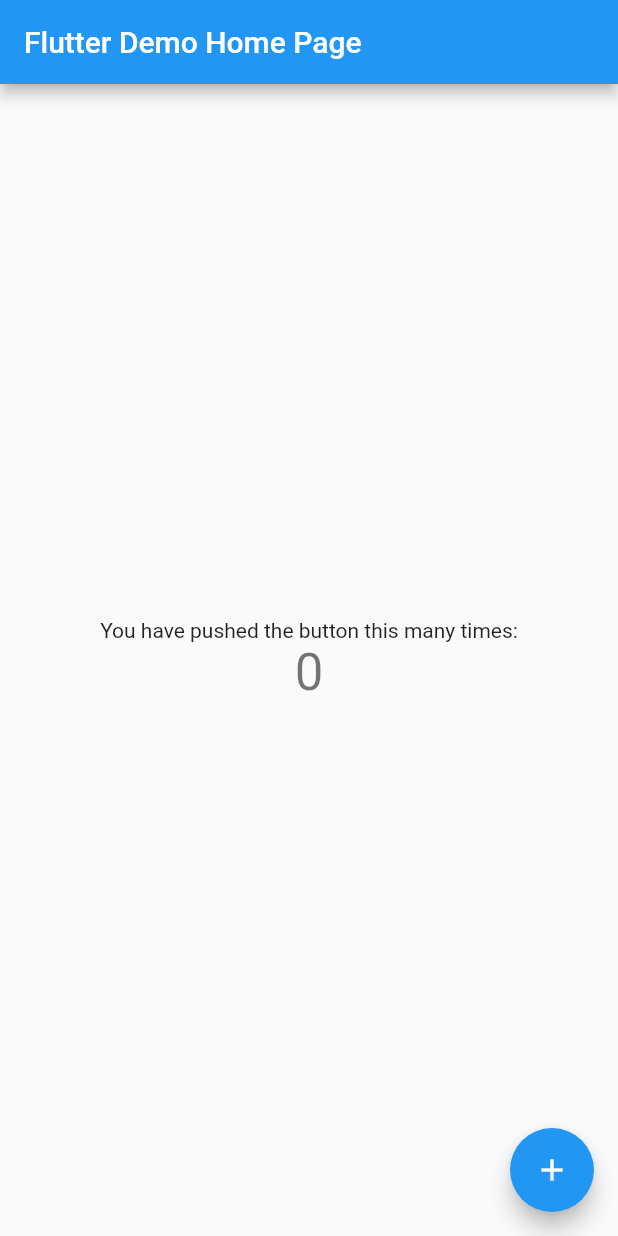
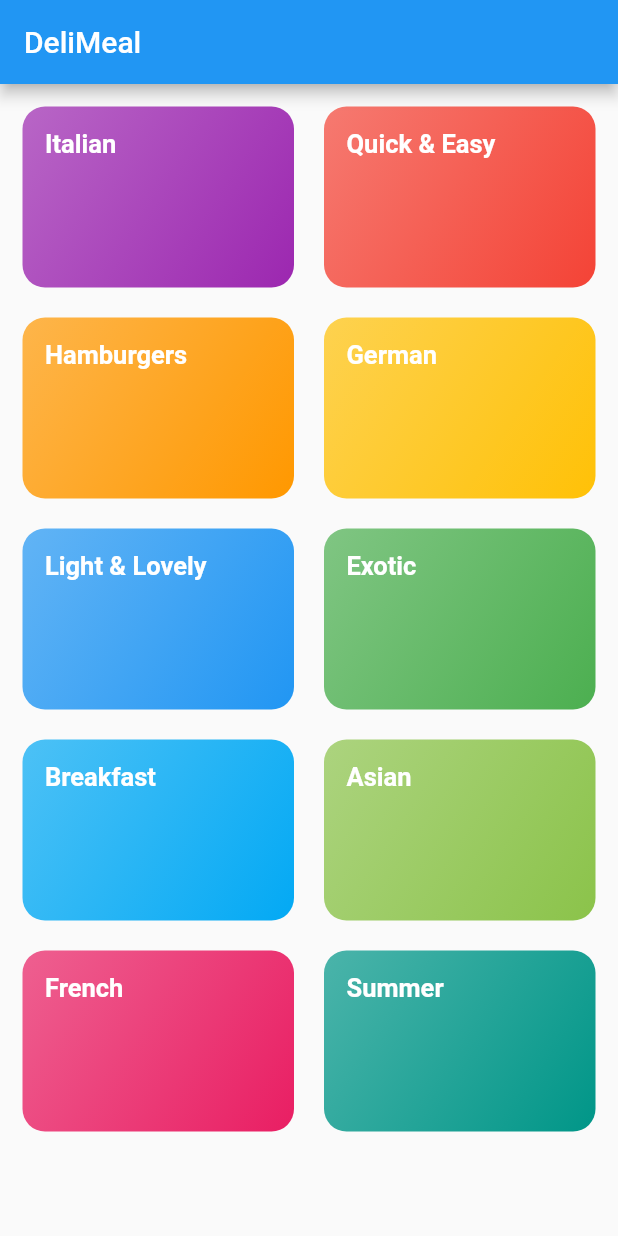
Before and after one commit to rahulok/Meals_app, a Flutter app: the screen it shows after launch, on a phone screen of 412 x 824 dp. Run offline on Flutter 3.47's test engine with Material 2 defaults, Android fonts, the phone set to English and light mode, and no system bars.

Commit message:
Added features and more screens

```diff
--- a/lib/main.dart
+++ b/lib/main.dart
@@ -1,111 +1,17 @@
 import 'package:flutter/material.dart';
+import './screens/categories_screen.dart';
 
 void main() => runApp(MyApp());
 
 class MyApp extends StatelessWidget {
-  // This widget is the root of your application.
   @override
   Widget build(BuildContext context) {
     return MaterialApp(
-      title: 'Flutter Demo',
+      title: 'DeliMeals',
       theme: ThemeData(
-        // This is the theme of your application.
-        //
-        // Try running your application with "flutter run". You'll see the
-        // application has a blue toolbar. Then, without quitting the app, try
-        // changing the primarySwatch below to Colors.green and then invoke
-        // "hot reload" (press "r" in the console where you ran "flutter run",
-        // or simply save your changes to "hot reload" in a Flutter IDE).
-        // Notice that the counter didn't reset back to zero; the application
-        // is not restarted.
         primarySwatch: Colors.blue,
       ),
-      home: MyHomePage(title: 'Flutter Demo Home Page'),
+      home: CategoriesScreen(),
     );
   }
 }
-
-class MyHomePage extends StatefulWidget {
-  MyHomePage({Key key, this.title}) : super(key: key);
-
-  // This widget is the home page of your application. It is stateful, meaning
-  // that it has a State object (defined below) that contains fields that affect
-  // how it looks.
-
-  // This class is the configuration for the state. It holds the values (in this
-  // case the title) provided by the parent (in this case the App widget) and
-  // used by the build method of the State. Fields in a Widget subclass are
-  // always marked "final".
-
-  final String title;
-
-  @override
-  _MyHomePageState createState() => _MyHomePageState();
-}
-
-class _MyHomePageState extends State<MyHomePage> {
-  int _counter = 0;
-
-  void _incrementCounter() {
-    setState(() {
-      // This call to setState tells the Flutter framework that something has
-      // changed in this State, which causes it to rerun the build method below
-      // so that the display can reflect the updated values. If we changed
-      // _counter without calling setState(), then the build method would not be
-      // called again, and so nothing would appear to happen.
-      _counter++;
-    });
-  }
-
-  @override
-  Widget build(BuildContext context) {
-    // This method is rerun every time setState is called, for instance as done
-    // by the _incrementCounter method above.
-    //
-    // The Flutter framework has been optimized to make rerunning build methods
-    // fast, so that you can just rebuild anything that needs updating rather
-    // than having to individually change instances of widgets.
-    return Scaffold(
-      appBar: AppBar(
-        // Here we take the value from the MyHomePage object that was created by
-        // the App.build method, and use it to set our appbar title.
-        title: Text(widget.title),
-      ),
-      body: Center(
-        // Center is a layout widget. It takes a single child and positions it
-        // in the middle of the parent.
-        child: Column(
-          // Column is also a layout widget. It takes a list of children and
-          // arranges them vertically. By default, it sizes itself to fit its
-          // children horizontally, and tries to be as tall as its parent.
-          //
-          // Invoke "debug painting" (press "p" in the console, choose the
-          // "Toggle Debug Paint" action from the Flutter Inspector in Android
-          // Studio, or the "Toggle Debug Paint" command in Visual Studio Code)
-          // to see the wireframe for each widget.
-          //
-          // Column has various properties to control how it sizes itself and
-          // how it positions its children. Here we use mainAxisAlignment to
-          // center the children vertically; the main axis here is the vertical
-          // axis because Columns are vertical (the cross axis would be
-          // horizontal).
-          mainAxisAlignment: MainAxisAlignment.center,
-          children: <Widget>[
-            Text(
-              'You have pushed the button this many times:',
-            ),
-            Text(
-              '$_counter',
-              style: Theme.of(context).textTheme.display1,
-            ),
-          ],
-        ),
-      ),
-      floatingActionButton: FloatingActionButton(
-        onPressed: _incrementCounter,
-        tooltip: 'Increment',
-        child: Icon(Icons.add),
-      ), // This trailing comma makes auto-formatting nicer for build methods.
-    );
-  }
-}
--- /dev/null
+++ b/lib/models/category.dart
@@ -0,0 +1,66 @@
+import 'package:flutter/material.dart';
+
+class Category {
+  final String id;
+  final String title;
+  final Color color;
+
+  const Category({
+    @required this.id,
+    @required this.title,
+    this.color = Colors.orange,
+  });
+}
+
+const DUMMY_CATEGORIES = const [
+  Category(
+    id: 'c1',
+    title: 'Italian',
+    color: Colors.purple,
+  ),
+  Category(
+    id: 'c2',
+    title: 'Quick & Easy',
+    color: Colors.red,
+  ),
+  Category(
+    id: 'c3',
+    title: 'Hamburgers',
+    color: Colors.orange,
+  ),
+  Category(
+    id: 'c4',
+    title: 'German',
+    color: Colors.amber,
+  ),
+  Category(
+    id: 'c5',
+    title: 'Light & Lovely',
+    color: Colors.blue,
+  ),
+  Category(
+    id: 'c6',
+    title: 'Exotic',
+    color: Colors.green,
+  ),
+  Category(
+    id: 'c7',
+    title: 'Breakfast',
+    color: Colors.lightBlue,
+  ),
+  Category(
+    id: 'c8',
+    title: 'Asian',
+    color: Colors.lightGreen,
+  ),
+  Category(
+    id: 'c9',
+    title: 'French',
+    color: Colors.pink,
+  ),
+  Category(
+    id: 'c10',
+    title: 'Summer',
+    color: Colors.teal,
+  ),
+];
--- /dev/null
+++ b/lib/screens/categories_screen.dart
@@ -0,0 +1,26 @@
+import 'package:flutter/material.dart';
+import '../models/category.dart';
+import '../widgets/category_item.dart';
+
+class CategoriesScreen extends StatelessWidget {
+  @override
+  Widget build(BuildContext context) {
+    return Scaffold(
+      appBar: AppBar(
+        title: const Text('DeliMeal'),
+      ),
+      body: GridView(
+        padding: EdgeInsets.all(15),
+        children: DUMMY_CATEGORIES.map((ele) {
+          return CategoryItem(ele.id, ele.title, ele.color);
+        }).toList(),
+        gridDelegate: SliverGridDelegateWithMaxCrossAxisExtent(
+          maxCrossAxisExtent: 200,
+          childAspectRatio: 3 / 2,
+          crossAxisSpacing: 20,
+          mainAxisSpacing: 20,
+        ),
+      ),
+    );
+  }
+}
--- /dev/null
+++ b/lib/widgets/category_item.dart
@@ -0,0 +1,52 @@
+import 'package:flutter/material.dart';
+import '../screens/category_detail_screen.dart';
+
+class CategoryItem extends StatelessWidget {
+  final String id;
+  final String title;
+  final Color color;
+  CategoryItem(this.id, this.title, this.color);
+
+  void changepage(BuildContext ctx) {
+    Navigator.of(ctx).push(
+      MaterialPageRoute(
+        builder: (_) {
+          return Category_detail_screen(id, title);
+        },
+      ),
+    );
+  }
+
+  @override
+  Widget build(BuildContext context) {
+    return InkWell(
+      onTap: () {
+        changepage(context);
+      },
+      onDoubleTap: () {
+        print('Double hua');
+      },
+      splashColor: Colors.blue,
+      borderRadius: BorderRadius.circular(15),
+      child: Container(
+        padding: const EdgeInsets.all(15),
+        child: Text(
+          title,
+          style: TextStyle(
+            color: Colors.white,
+            fontSize: 17,
+            fontWeight: FontWeight.bold,
+          ),
+        ),
+        decoration: BoxDecoration(
+          gradient: LinearGradient(
+            colors: [color.withOpacity(0.7), color],
+            begin: Alignment.topLeft,
+            end: Alignment.bottomRight,
+          ),
+          borderRadius: BorderRadius.circular(15),
+        ),
+      ),
+    );
+  }
+}
```
Also changed, not shown: lib/models/meals.dart (added, +396 -0 lines), lib/screens/category_detail_screen.dart (added, +29 -0 lines), lib/widgets/meal_item.dart (added, +28 -0 lines), 2 other files.
